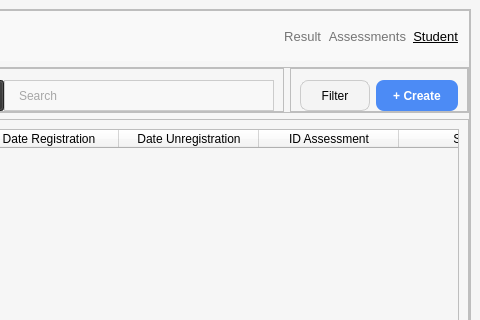
Above: ui/course_student.ui from Khiem2112/course-management-ml before the change; both pictures show x 343 to 823 and y 0 to 320 of the 823 by 614 pixel window. Below: the same form after it.
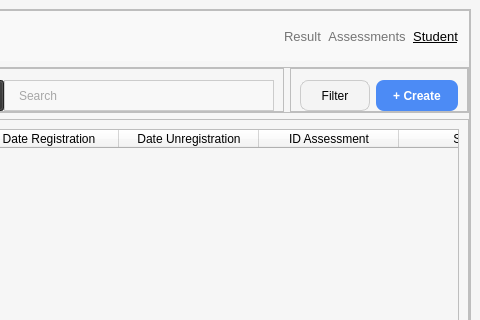
That is the form after the change. Icons and pictures are not drawn.

What changed in the file:
```diff
--- a/ui/course_student.ui
+++ b/ui/course_student.ui
@@ -460,43 +460,57 @@
               </spacer>
              </item>
              <item>
-              <widget class="QLabel" name="header_result">
+              <widget class="QPushButton" name="header_result">
+               <property name="sizePolicy">
+                <sizepolicy hsizetype="Preferred" vsizetype="Preferred">
+                 <horstretch>0</horstretch>
+                 <verstretch>0</verstretch>
+                </sizepolicy>
+               </property>
                <property name="font">
                 <font>
                  <pointsize>10</pointsize>
                 </font>
                </property>
                <property name="styleSheet">
-                <string notr="true">color:#757575</string>
+                <string notr="true">color:#757575;
+border: none</string>
                </property>
                <property name="text">
                 <string>Result</string>
                </property>
-               <property name="alignment">
-                <set>Qt::AlignRight|Qt::AlignTrailing|Qt::AlignVCenter</set>
-               </property>
               </widget>
              </item>
              <item>
-              <widget class="QLabel" name="header_assessment">
+              <widget class="QPushButton" name="header_assessment">
+               <property name="sizePolicy">
+                <sizepolicy hsizetype="Preferred" vsizetype="Preferred">
+                 <horstretch>0</horstretch>
+                 <verstretch>0</verstretch>
+                </sizepolicy>
+               </property>
                <property name="font">
                 <font>
                  <pointsize>10</pointsize>
                 </font>
                </property>
                <property name="styleSheet">
-                <string notr="true">color:#757575</string>
+                <string notr="true">color:#757575;
+border: none</string>
                </property>
                <property name="text">
                 <string>Assessments</string>
                </property>
-               <property name="alignment">
-                <set>Qt::AlignRight|Qt::AlignTrailing|Qt::AlignVCenter</set>
-               </property>
               </widget>
              </item>
              <item>
-              <widget class="QLabel" name="header_student">
+              <widget class="QPushButton" name="pushButton">
+               <property name="sizePolicy">
+                <sizepolicy hsizetype="Preferred" vsizetype="Preferred">
+                 <horstretch>0</horstretch>
+                 <verstretch>0</verstretch>
+                </sizepolicy>
+               </property>
                <property name="font">
                 <font>
                  <pointsize>10</pointsize>
@@ -504,14 +518,13 @@
                 </font>
                </property>
                <property name="styleSheet">
-                <string notr="true">color: black</string>
+                <string notr="true">border: none;
+color: black
+</string>
                </property>
                <property name="text">
                 <string>Student</string>
                </property>
-               <property name="alignment">
-                <set>Qt::AlignRight|Qt::AlignTrailing|Qt::AlignVCenter</set>
-               </property>
               </widget>
              </item>
             </layout>
```
Left out of the diff: 24 changed lines with no effect on the pictures.
